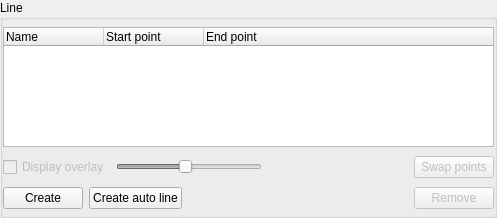
Qt form BlissFramework/Bricks/widgets/ui_files/Qt4_helical_line_widget_layout.ui (mxcube/mxcubeqt) before a commit.
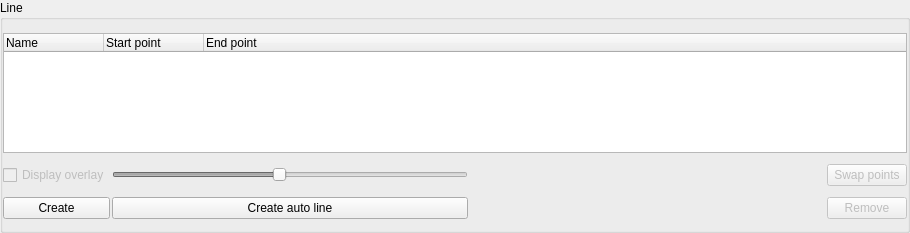
The same form after that commit.

Patch:
```diff
--- a/BlissFramework/Bricks/widgets/ui_files/Qt4_helical_line_widget_layout.ui
+++ b/BlissFramework/Bricks/widgets/ui_files/Qt4_helical_line_widget_layout.ui
@@ -6,8 +6,8 @@
    <rect>
     <x>0</x>
     <y>0</y>
-    <width>497</width>
-    <height>218</height>
+    <width>910</width>
+    <height>233</height>
    </rect>
   </property>
   <property name="windowTitle">
@@ -59,8 +59,60 @@
          <number>0</number>
         </property>
         <item>
-         <layout class="QVBoxLayout">
-          <item>
+         <layout class="QGridLayout" name="gridLayout">
+          <property name="leftMargin">
+           <number>0</number>
+          </property>
+          <property name="topMargin">
+           <number>0</number>
+          </property>
+          <property name="spacing">
+           <number>2</number>
+          </property>
+          <item row="2" column="0">
+           <widget class="QPushButton" name="create_line_button">
+            <property name="text">
+             <string>Create</string>
+            </property>
+           </widget>
+          </item>
+          <item row="1" column="1">
+           <widget class="QSlider" name="overlay_slider">
+            <property name="enabled">
+             <bool>false</bool>
+            </property>
+            <property name="maximum">
+             <number>255</number>
+            </property>
+            <property name="value">
+             <number>120</number>
+            </property>
+            <property name="orientation">
+             <enum>Qt::Horizontal</enum>
+            </property>
+           </widget>
+          </item>
+          <item row="1" column="0">
+           <widget class="QCheckBox" name="overlay_cbox">
+            <property name="enabled">
+             <bool>false</bool>
+            </property>
+            <property name="text">
+             <string>Display overlay</string>
+            </property>
+           </widget>
+          </item>
+          <item row="1" column="3">
+           <widget class="QPushButton" name="swap_points_button">
+            <property name="enabled">
+             <bool>false</bool>
+            </property>
+            <property name="text">
+             <string>Swap points</string>
+            </property>
+           </widget>
+          </item>
+          <item row="0" column="0" colspan="4">
            <widget class="QTreeWidget" name="lines_treewidget">
             <property name="sizePolicy">
              <sizepolicy hsizetype="Preferred" vsizetype="Fixed">
@@ -111,102 +163,35 @@
             </column>
            </widget>
           </item>
-          <item>
-           <layout class="QHBoxLayout" name="horizontalLayout">
-            <item>
-             <widget class="QCheckBox" name="overlay_cbox">
-              <property name="enabled">
-               <bool>false</bool>
-              </property>
-              <property name="text">
-               <string>Display overlay</string>
-              </property>
-             </widget>
-            </item>
-            <item>
-             <widget class="QSlider" name="overlay_slider">
-              <property name="enabled">
-               <bool>false</bool>
-              </property>
-              <property name="maximum">
-               <number>255</number>
-              </property>
-              <property name="value">
-               <number>120</number>
-              </property>
-              <property name="orientation">
-               <enum>Qt::Horizontal</enum>
-              </property>
-             </widget>
-            </item>
-            <item>
-             <spacer name="horizontalSpacer">
-              <property name="orientation">
-               <enum>Qt::Horizontal</enum>
-              </property>
-              <property name="sizeHint" stdset="0">
-               <size>
-                <width>40</width>
-                <height>20</height>
-               </size>
-              </property>
-             </spacer>
-            </item>
-            <item>
-             <widget class="QPushButton" name="swap_points_button">
-              <property name="enabled">
-               <bool>false</bool>
-              </property>
-              <property name="text">
-               <string>Swap points</string>
-              </property>
-             </widget>
-            </item>
-           </layout>
+          <item row="2" column="3">
+           <widget class="QPushButton" name="remove_line_button">
+            <property name="enabled">
+             <bool>false</bool>
+            </property>
+            <property name="text">
+             <string>Remove</string>
+            </property>
+           </widget>
           </item>
-          <item>
-           <layout class="QHBoxLayout">
-            <item>
-             <widget class="QPushButton" name="create_line_button">
-              <property name="text">
-               <string>Create</string>
-              </property>
-             </widget>
-            </item>
-            <item>
-             <widget class="QPushButton" name="create_auto_line_button">
-              <property name="text">
-               <string>Create auto line</string>
-              </property>
-             </widget>
-            </item>
-            <item>
-             <spacer name="cone_spacer">
-              <property name="orientation">
-               <enum>Qt::Horizontal</enum>
-              </property>
-              <property name="sizeType">
-               <enum>QSizePolicy::Expanding</enum>
-              </property>
-              <property name="sizeHint" stdset="0">
-               <size>
-                <width>1</width>
-                <height>20</height>
-               </size>
-              </property>
-             </spacer>
-            </item>
-            <item>
-             <widget class="QPushButton" name="remove_line_button">
-              <property name="enabled">
-               <bool>false</bool>
-              </property>
-              <property name="text">
-               <string>Remove</string>
-              </property>
-             </widget>
-            </item>
-           </layout>
+          <item row="2" column="1">
+           <widget class="QPushButton" name="create_auto_line_button">
+            <property name="text">
+             <string>Create auto line</string>
+            </property>
+           </widget>
+          </item>
+          <item row="1" column="2">
+           <spacer name="horizontalSpacer_2">
+            <property name="orientation">
+             <enum>Qt::Horizontal</enum>
+            </property>
+            <property name="sizeHint" stdset="0">
+             <size>
+              <width>40</width>
+              <height>20</height>
+             </size>
+            </property>
+           </spacer>
           </item>
          </layout>
         </item>
```
